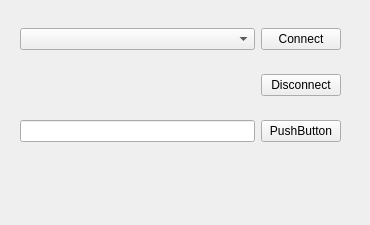
Above: mainwindow.ui from d-serj/comhdlc before the change. Below: the same form after it.
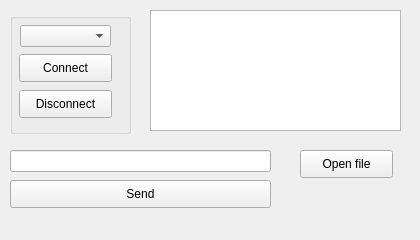
That is the form after the change.

The edit to the form file:
```diff
--- a/mainwindow.ui
+++ b/mainwindow.ui
@@ -2,24 +2,27 @@
 <ui version="4.0">
  <class>MainWindow</class>
  <widget class="QMainWindow" name="MainWindow">
+  <property name="enabled">
+   <bool>true</bool>
+  </property>
   <property name="geometry">
    <rect>
     <x>0</x>
     <y>0</y>
-    <width>370</width>
-    <height>225</height>
+    <width>420</width>
+    <height>240</height>
    </rect>
   </property>
   <property name="minimumSize">
    <size>
-    <width>370</width>
-    <height>225</height>
+    <width>420</width>
+    <height>240</height>
    </size>
   </property>
   <property name="maximumSize">
    <size>
-    <width>370</width>
-    <height>225</height>
+    <width>420</width>
+    <height>240</height>
    </size>
   </property>
   <property name="baseSize">
@@ -32,44 +35,100 @@
    <string>comhdlc</string>
   </property>
   <widget class="QWidget" name="centralwidget">
-   <widget class="QWidget" name="gridLayoutWidget">
+   <widget class="QGroupBox" name="groupBox">
     <property name="geometry">
      <rect>
-      <x>20</x>
+      <x>10</x>
+      <y>13</y>
+      <width>121</width>
+      <height>121</height>
+     </rect>
+    </property>
+    <property name="title">
+     <string/>
+    </property>
+    <widget class="QComboBox" name="comboBox">
+     <property name="geometry">
+      <rect>
+       <x>10</x>
+       <y>12</y>
+       <width>91</width>
+       <height>22</height>
+      </rect>
+     </property>
+    </widget>
+    <widget class="QPushButton" name="buttonConnect">
+     <property name="geometry">
+      <rect>
+       <x>9</x>
+       <y>41</y>
+       <width>93</width>
+       <height>28</height>
+      </rect>
+     </property>
+     <property name="text">
+      <string>Connect</string>
+     </property>
+    </widget>
+    <widget class="QPushButton" name="buttonDisconnect">
+     <property name="geometry">
+      <rect>
+       <x>9</x>
+       <y>77</y>
+       <width>93</width>
+       <height>28</height>
+      </rect>
+     </property>
+     <property name="text">
+      <string>Disconnect</string>
+     </property>
+    </widget>
+   </widget>
+   <widget class="QPushButton" name="file_dialog">
+    <property name="geometry">
+     <rect>
+      <x>300</x>
+      <y>150</y>
+      <width>93</width>
+      <height>28</height>
+     </rect>
+    </property>
+    <property name="text">
+     <string>Open file</string>
+    </property>
+   </widget>
+   <widget class="QLineEdit" name="selected_file_name">
+    <property name="geometry">
+     <rect>
+      <x>10</x>
+      <y>150</y>
+      <width>261</width>
+      <height>22</height>
+     </rect>
+    </property>
+   </widget>
+   <widget class="QPushButton" name="buttonSendFile">
+    <property name="geometry">
+     <rect>
+      <x>10</x>
+      <y>180</y>
+      <width>261</width>
+      <height>28</height>
+     </rect>
+    </property>
+    <property name="text">
+     <string>Send</string>
+    </property>
+   </widget>
+   <widget class="QTextEdit" name="text_log">
+    <property name="geometry">
+     <rect>
+      <x>150</x>
       <y>10</y>
-      <width>321</width>
-      <height>151</height>
+      <width>251</width>
+      <height>121</height>
      </rect>
     </property>
-    <layout class="QGridLayout" name="gridLayout_2">
-     <item row="1" column="2">
-      <widget class="QPushButton" name="buttonDisconnect">
-       <property name="text">
-        <string>Disconnect</string>
-       </property>
-      </widget>
-     </item>
-     <item row="2" column="0">
-      <widget class="QLineEdit" name="lineEdit"/>
-     </item>
-     <item row="2" column="2">
-      <widget class="QPushButton" name="pushButton">
-       <property name="text">
-        <string>PushButton</string>
-       </property>
-      </widget>
-     </item>
-     <item row="0" column="2">
-      <widget class="QPushButton" name="buttonConnect">
-       <property name="text">
-        <string>Connect</string>
-       </property>
-      </widget>
-     </item>
-     <item row="0" column="0">
-      <widget class="QComboBox" name="comboBox"/>
-     </item>
-    </layout>
    </widget>
   </widget>
   <widget class="QMenuBar" name="menubar">
```
Left out of the diff: 13 changed lines with no effect on the pictures.
